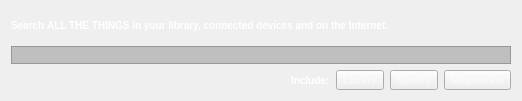
Qt form src/globalsearch/globalsearchwidget.ui (clementine-player/Clementine) before a commit.
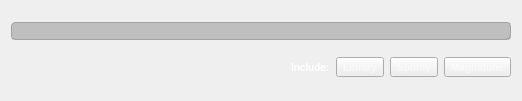
The same form after that commit. Custom widgets are drawn as their Qt base class.

Commit message: Adjust the global search widget's style a bit

```diff
--- a/src/globalsearch/globalsearchwidget.ui
+++ b/src/globalsearch/globalsearchwidget.ui
@@ -20,8 +20,13 @@
   font-size: 7.5pt;
 }
 
+#search:disabled {
+  color: rgba(255, 255, 255, 75%);
+}
+
 #search {
   border: 1px groove rgba(128, 128, 128, 60%);
+  border-radius: 4px 4px;
   background-color: rgba(0, 0, 0, 20%)
 }
 
@@ -46,16 +51,6 @@
 </string>
   </property>
   <layout class="QVBoxLayout" name="verticalLayout">
-   <item>
-    <widget class="QLabel" name="label">
-     <property name="text">
-      <string>Search &lt;b&gt;ALL THE THINGS&lt;/b&gt; in your library, connected devices and on the Internet.</string>
-     </property>
-     <property name="wordWrap">
-      <bool>true</bool>
-     </property>
-    </widget>
-   </item>
    <item>
     <widget class="LineEdit" name="search">
     </widget>
```
Left out of the diff: 3 changed lines with no effect on the pictures. The commit also changes 2 other files.
